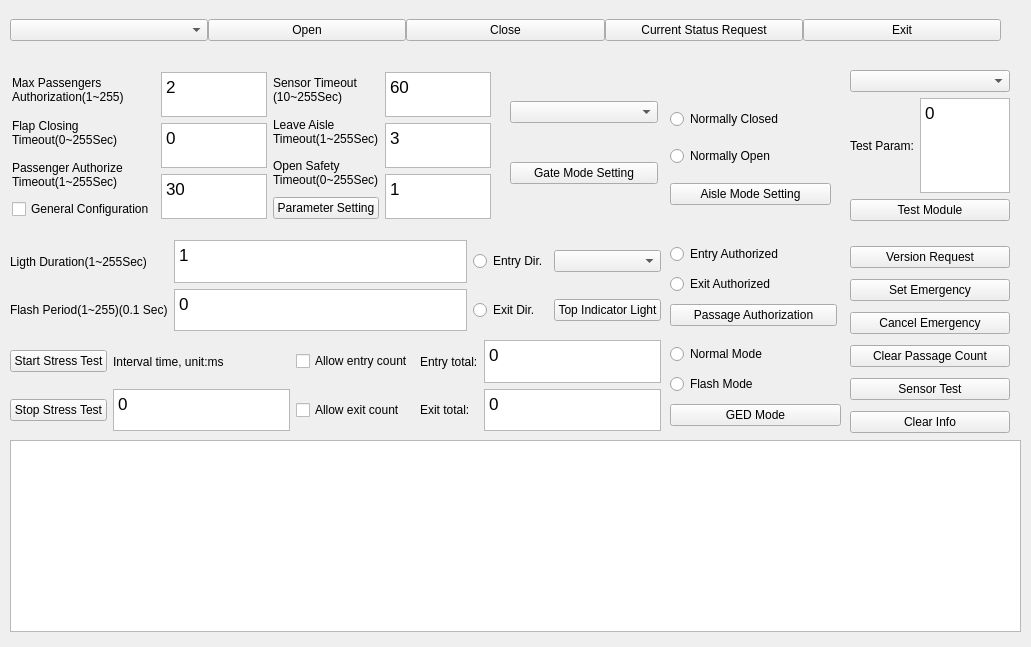
Before: the Qt Designer form src/view/ElisMainWidget.ui in chiplua/Rs128WinTest, drawn with Qt 5.
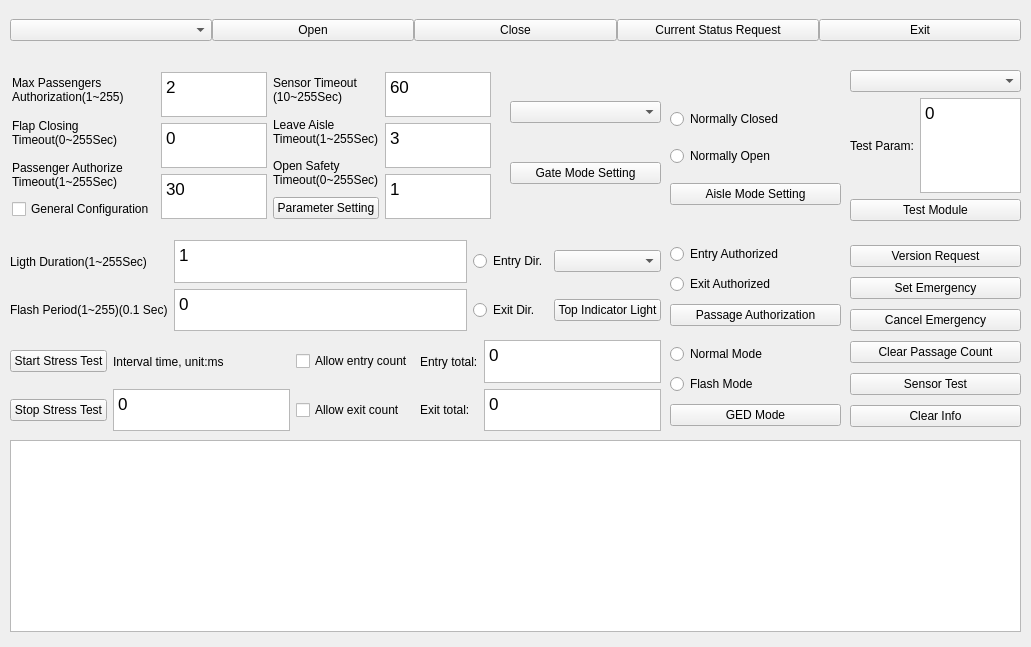
After: the same form once the commit is applied.

The edit to the form file:
```diff
--- a/src/view/ElisMainWidget.ui
+++ b/src/view/ElisMainWidget.ui
@@ -18,7 +18,7 @@
     <rect>
      <x>10</x>
      <y>10</y>
-     <width>991</width>
+     <width>1011</width>
      <height>41</height>
     </rect>
    </property>
@@ -256,7 +256,7 @@
     <rect>
      <x>670</x>
      <y>68</y>
-     <width>161</width>
+     <width>171</width>
      <height>151</height>
     </rect>
    </property>
@@ -298,7 +298,7 @@
     <rect>
      <x>510</x>
      <y>68</y>
-     <width>148</width>
+     <width>151</width>
      <height>151</height>
     </rect>
    </property>
@@ -329,7 +329,7 @@
     <rect>
      <x>850</x>
      <y>70</y>
-     <width>160</width>
+     <width>171</width>
      <height>151</height>
     </rect>
    </property>
@@ -558,7 +558,7 @@
     <rect>
      <x>670</x>
      <y>240</y>
-     <width>167</width>
+     <width>171</width>
      <height>91</height>
     </rect>
    </property>
@@ -624,8 +624,8 @@
     <rect>
      <x>850</x>
      <y>241</y>
-     <width>160</width>
-     <height>202</height>
+     <width>171</width>
+     <height>191</height>
     </rect>
    </property>
    <layout class="QVBoxLayout" name="vLayoutRightButtons">
```
